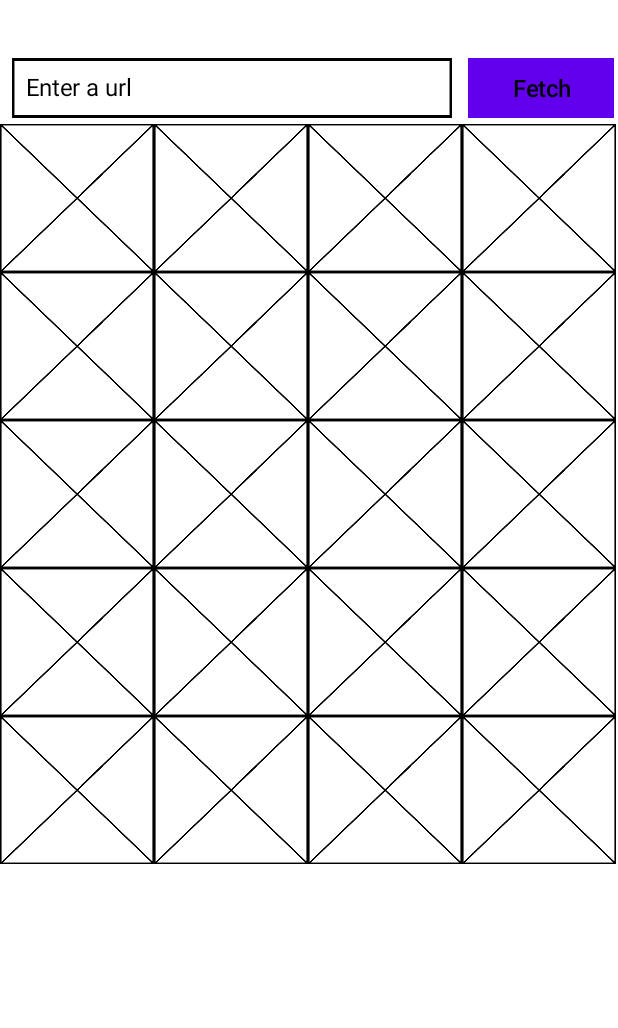
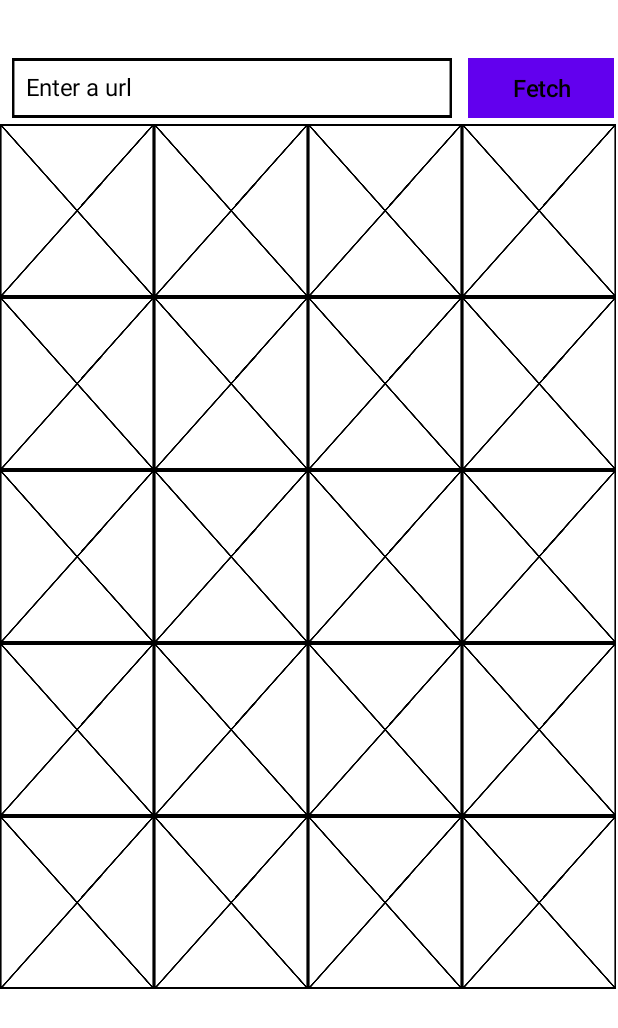
Before and after one commit to RonnieFun/MemoryGameProjectTeamVersion, an Android app: the screen it shows after launch (LoadImagesActivity), on a phone screen of 412 x 824 dp. Shown: the top 1028 px of the screen. Run offline under Robolectric (Android 15) with nearby library versions, the phone set to English and light mode, and no system bars; pictures from the network do not load.

Commit message:
Update LoadImagesActivity.java

```diff
--- a/app/src/main/java/com/example/ca/LoadImagesActivity.java
+++ b/app/src/main/java/com/example/ca/LoadImagesActivity.java
@@ -82,7 +82,7 @@ public class LoadImagesActivity extends AppCompatActivity {
             for (int b = 0; b < numberOfColumns && i < numberOfImages; b++) {
                 ImageView imageView = new ImageView(this);
                 LinearLayout.LayoutParams lpForImages = new LinearLayout.LayoutParams(0, ViewGroup.LayoutParams.MATCH_PARENT);
-                lpForImages.height = (int) ((this.getResources().getDisplayMetrics().heightPixels) * 0.12);
+                lpForImages.height = (int) ((this.getResources().getDisplayMetrics().heightPixels) * 0.14);
                 lpForImages.width = (this.getResources().getDisplayMetrics().widthPixels)/4;
 
                 //set 5dp margin around images
```
